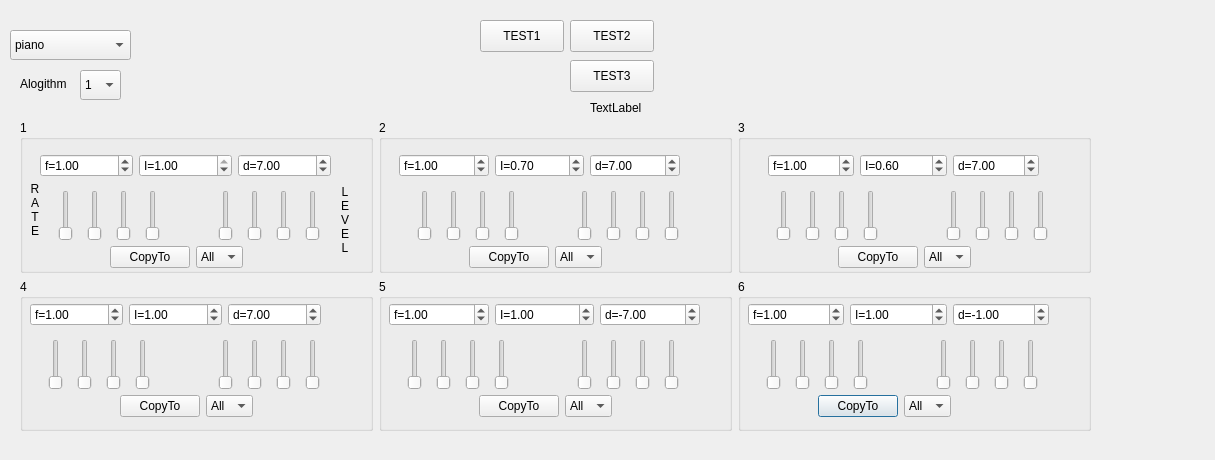
This is FM/fm_dialog.ui in Warchild33/FormantSynth as Qt 5 draws it before an edit. The edited form follows.
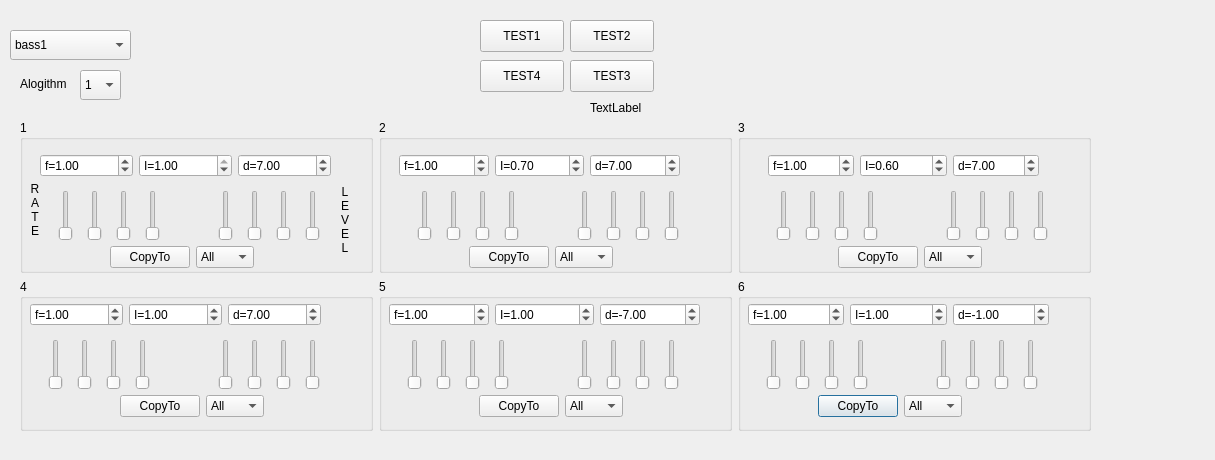
This is the edited form. Custom widgets are drawn as their Qt base class.

```diff
--- a/FM/fm_dialog.ui
+++ b/FM/fm_dialog.ui
@@ -24,7 +24,12 @@
    </property>
    <item>
     <property name="text">
-     <string>piano</string>
+     <string>bass1</string>
+    </property>
+   </item>
+   <item>
+    <property name="text">
+     <string>bass2</string>
     </property>
    </item>
   </widget>
@@ -357,12 +362,12 @@
         </item>
        </layout>
       </widget>
-      <widget class="QWidget" name="">
+      <widget class="QWidget" name="layoutWidget">
        <property name="geometry">
         <rect>
          <x>80</x>
          <y>110</y>
-         <width>133</width>
+         <width>144</width>
          <height>34</height>
         </rect>
        </property>
@@ -553,12 +558,12 @@
         </item>
        </layout>
       </widget>
-      <widget class="QWidget" name="">
+      <widget class="QWidget" name="layoutWidget">
        <property name="geometry">
         <rect>
          <x>100</x>
          <y>110</y>
-         <width>133</width>
+         <width>144</width>
          <height>34</height>
         </rect>
        </property>
@@ -802,12 +807,12 @@
         <number>0</number>
        </property>
       </widget>
-      <widget class="QWidget" name="">
+      <widget class="QWidget" name="layoutWidget">
        <property name="geometry">
         <rect>
          <x>90</x>
          <y>120</y>
-         <width>133</width>
+         <width>144</width>
          <height>34</height>
         </rect>
        </property>
@@ -998,12 +1003,12 @@
         </item>
        </layout>
       </widget>
-      <widget class="QWidget" name="">
+      <widget class="QWidget" name="layoutWidget">
        <property name="geometry">
         <rect>
          <x>100</x>
          <y>120</y>
-         <width>133</width>
+         <width>144</width>
          <height>34</height>
         </rect>
        </property>
@@ -1197,12 +1202,12 @@
         </item>
        </layout>
       </widget>
-      <widget class="QWidget" name="">
+      <widget class="QWidget" name="layoutWidget">
        <property name="geometry">
         <rect>
          <x>90</x>
          <y>120</y>
-         <width>133</width>
+         <width>144</width>
          <height>34</height>
         </rect>
        </property>
@@ -1393,12 +1398,12 @@
         </item>
        </layout>
       </widget>
-      <widget class="QWidget" name="">
+      <widget class="QWidget" name="layoutWidget">
        <property name="geometry">
         <rect>
          <x>100</x>
          <y>110</y>
-         <width>133</width>
+         <width>144</width>
          <height>34</height>
         </rect>
        </property>
@@ -1527,6 +1532,19 @@
     </rect>
    </property>
   </widget>
+  <widget class="QPushButton" name="test1_2">
+   <property name="geometry">
+    <rect>
+     <x>480</x>
+     <y>60</y>
+     <width>84</width>
+     <height>32</height>
+    </rect>
+   </property>
+   <property name="text">
+    <string>TEST4</string>
+   </property>
+  </widget>
  </widget>
  <customwidgets>
   <customwidget>
```
Left out of the diff: 2 changed lines with no effect on the pictures.
